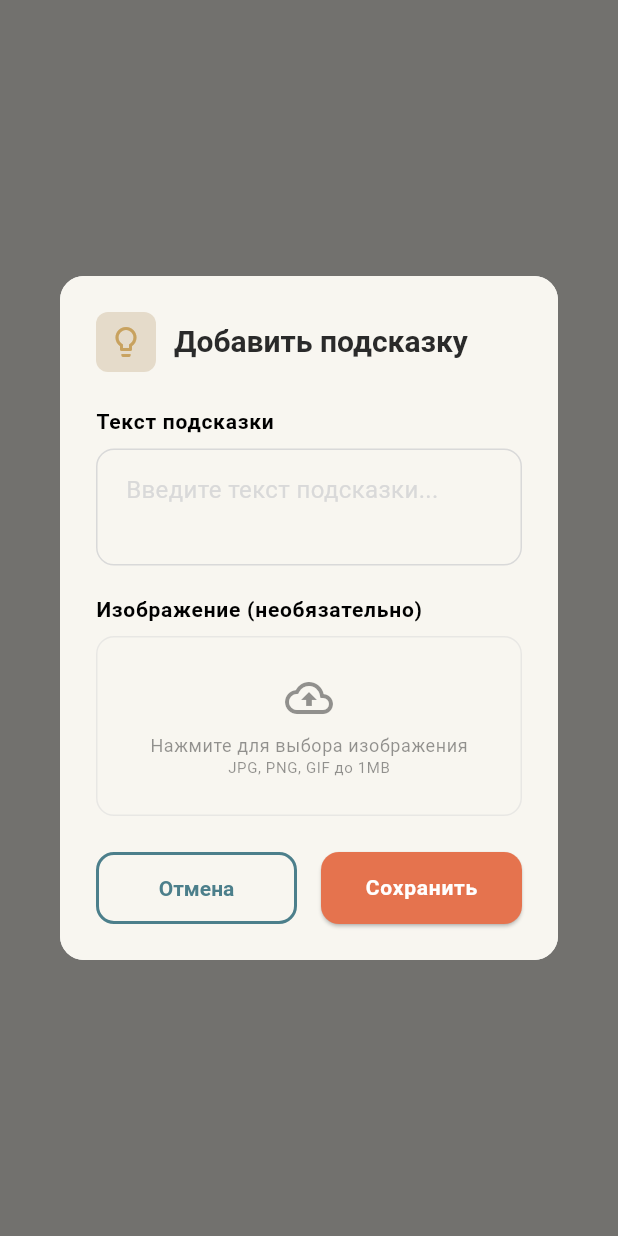
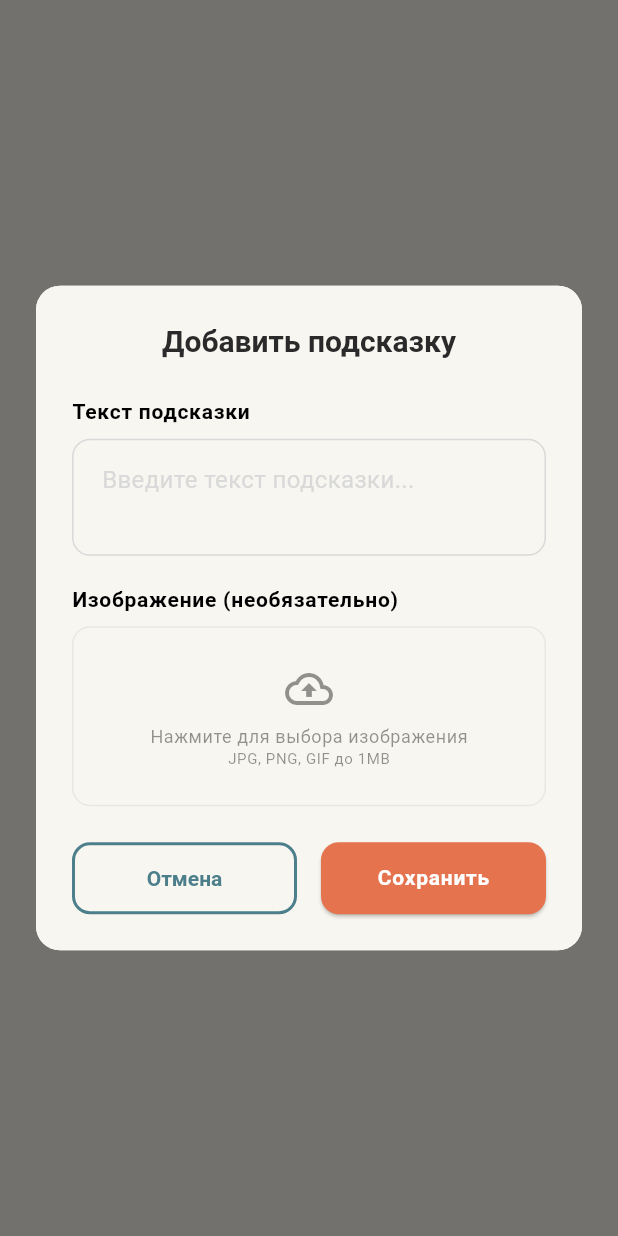
Before and after one commit to TimurKarev/lang_learn_mobile, a Flutter app: what showAddHintDialog() shows on an empty page, opened directly with empty values, on a phone screen of 412 x 824 dp. Run offline on Flutter 3.47's test engine with Material 3 defaults, Android fonts, the phone set to English and light mode, and no system bars; our stand-ins replace bloc, cached_network_image, equatable, file_picker, flutter_bloc, flutter_image_compress and 6 more; missing offline and left inert: clarity_flutter, dart_either; accounts and stored records are empty; Roboto replaces fonts that are missing (Nunito Sans).

```diff
--- a/lib/core/config/env.dart
+++ b/lib/core/config/env.dart
@@ -1,66 +1,40 @@
-import 'package:flutter_dotenv/flutter_dotenv.dart';
-
 class Env {
   static String get(String key, {String? fallback}) {
-    return dotenv.env[key] ?? fallback ?? '';
+    final value = String.fromEnvironment(key, defaultValue: '');
+    return value.isNotEmpty ? value : (fallback ?? '');
   }
 
   // Supabase
   static String get supabaseUrl =>
-      const String.fromEnvironment('SUPABASE_URL', defaultValue: '') != ''
-      ? const String.fromEnvironment('SUPABASE_URL')
-      : dotenv.env['SUPABASE_URL'] ?? '';
+      const String.fromEnvironment('SUPABASE_URL', defaultValue: '');
 
   static String get supabaseUrlLocal =>
-      const String.fromEnvironment('SUPABASE_URL_LOCAL', defaultValue: '') != ''
-      ? const String.fromEnvironment('SUPABASE_URL_LOCAL')
-      : dotenv.env['SUPABASE_URL_LOCAL'] ?? '';
+      const String.fromEnvironment('SUPABASE_URL_LOCAL', defaultValue: '');
 
   static String get supabaseKey =>
-      const String.fromEnvironment('SUPABASE_KEY', defaultValue: '') != ''
-      ? const String.fromEnvironment('SUPABASE_KEY')
-      : dotenv.env['SUPABASE_KEY'] ?? '';
+      const String.fromEnvironment('SUPABASE_KEY', defaultValue: '');
 
   static String get supabaseKeyLocal =>
-      const String.fromEnvironment('SUPABASE_KEY_LOCAL', defaultValue: '') != ''
-      ? const String.fromEnvironment('SUPABASE_KEY_LOCAL')
-      : dotenv.env['SUPABASE_KEY_LOCAL'] ?? '';
+      const String.fromEnvironment('SUPABASE_KEY_LOCAL', defaultValue: '');
 
   // Clarity
   static String get clarityProjectIdDev =>
-      const String.fromEnvironment(
-            'CLARITY_PROJECT_ID_DEV',
-            defaultValue: '',
-          ) !=
-          ''
-      ? const String.fromEnvironment('CLARITY_PROJECT_ID_DEV')
-      : dotenv.env['CLARITY_PROJECT_ID_DEV'] ?? '';
+      const String.fromEnvironment('CLARITY_PROJECT_ID_DEV', defaultValue: '');
 
   static String get clarityProjectIdProd =>
-      const String.fromEnvironment(
-            'CLARITY_PROJECT_ID_PROD',
-            defaultValue: '',
-          ) !=
-          ''
-      ? const String.fromEnvironment('CLARITY_PROJECT_ID_PROD')
-      : dotenv.env['CLARITY_PROJECT_ID_PROD'] ?? '';
+      const String.fromEnvironment('CLARITY_PROJECT_ID_PROD', defaultValue: '');
 
   // Google
   static String get googleServerClientId =>
-      const String.fromEnvironment(
-            'GOOGLE_SERVER_CLIENT_ID',
-            defaultValue: '',
-          ) !=
-          ''
-      ? const String.fromEnvironment('GOOGLE_SERVER_CLIENT_ID')
-      : dotenv.env['GOOGLE_SERVER_CLIENT_ID'] ?? '';
+      const String.fromEnvironment('GOOGLE_SERVER_CLIENT_ID', defaultValue: '');
 
-  static String get devGoogleServerClientId =>
-      const String.fromEnvironment(
-            'DEV_GOOGLE_SERVER_CLIENT_ID',
-            defaultValue: '',
-          ) !=
-          ''
-      ? const String.fromEnvironment('DEV_GOOGLE_SERVER_CLIENT_ID')
-      : dotenv.env['DEV_GOOGLE_SERVER_CLIENT_ID'] ?? '';
+  static String get devGoogleServerClientId => const String.fromEnvironment(
+    'DEV_GOOGLE_SERVER_CLIENT_ID',
+    defaultValue: '',
+  );
+
+  static String get iosGoogleServerClientId => const String.fromEnvironment(
+    'IOS_GOOGLE_SERVER_CLIENT_ID',
+    defaultValue: '',
+  );
 }
--- a/lib/core/config/flavor_config.dart
+++ b/lib/core/config/flavor_config.dart
@@ -26,4 +26,8 @@ class AppConfig {
     }
     return isDev ? Env.devGoogleServerClientId : Env.googleServerClientId;
   }
+
+  static String? get iosGoogleServerClientId {
+    return Env.iosGoogleServerClientId;
+  }
 }
--- a/lib/features/auth/data/repository/auth_supabase_repository.dart
+++ b/lib/features/auth/data/repository/auth_supabase_repository.dart
@@ -1,5 +1,4 @@
 import 'package:dart_either/dart_either.dart';
-import 'package:flutter_dotenv/flutter_dotenv.dart';
 import 'package:flutter/foundation.dart';
 import 'package:lang_learn_mobile/core/config/flavor_config.dart';
 import 'package:lang_learn_mobile/core/error_handling/failure.dart';
@@ -47,7 +46,7 @@ class AuthSupabaseRepository implements AuthRepository {
       final GoogleSignIn googleSignIn = GoogleSignIn.instance;
 
       final serverClientId = AppConfig.googleServerClientId;
-      final iosServerClientId = dotenv.env['IOS_GOOGLE_SERVER_CLIENT_ID'];
+      final iosServerClientId = AppConfig.iosGoogleServerClientId;
 
       if (serverClientId == null) {
         return Left(
--- a/lib/features/memory_cards/presentation/memory_challenge/memory_challenge_screen.dart
+++ b/lib/features/memory_cards/presentation/memory_challenge/memory_challenge_screen.dart
@@ -16,6 +16,7 @@ class MemoryChallengeScreen extends StatelessWidget {
   @override
   Widget build(BuildContext context) {
     return Scaffold(
+      resizeToAvoidBottomInset: false,
       appBar: AppBar(
         title: const Text('Memory Challenge'),
         actions: [
--- a/lib/main.dart
+++ b/lib/main.dart
@@ -3,7 +3,6 @@ import 'package:flutter/services.dart';
 import 'package:lang_learn_mobile/main_app.dart';
 import 'package:lang_learn_mobile/core/config/flavor_config.dart';
 import 'package:supabase_flutter/supabase_flutter.dart';
-import 'package:flutter_dotenv/flutter_dotenv.dart';
 import 'package:lang_learn_mobile/core/config/env.dart';
 
 void main() async {
@@ -12,14 +11,6 @@ void main() async {
     DeviceOrientation.portraitUp,
     DeviceOrientation.portraitDown,
   ]);
-
-  // Load .env file safely
-  try {
-    await dotenv.load(fileName: ".env");
-  } catch (e) {
-    // .env file might not exist in production, which is expected
-    debugPrint("Could not load .env file: $e");
-  }
 
   final supabaseUrl = AppConfig.isLocalSupabase
       ? Env.supabaseUrlLocal
--- a/lib/ui_kit/cards/memory_card/widgets/add_hint/add_hint_dialog.dart
+++ b/lib/ui_kit/cards/memory_card/widgets/add_hint/add_hint_dialog.dart
@@ -10,6 +10,7 @@ import 'package:lang_learn_mobile/ui_kit/toasts/tili_toast.dart';
 void showAddHintDialog(BuildContext context, {required String literaId}) {
   showDialog(
     context: context,
+    barrierDismissible: false,
     builder: (BuildContext context) {
       return BlocProvider(
         create: (context) => AddHintBloc(
--- a/lib/ui_kit/cards/memory_card/widgets/add_hint/add_hint_dialog_body.dart
+++ b/lib/ui_kit/cards/memory_card/widgets/add_hint/add_hint_dialog_body.dart
@@ -62,39 +62,30 @@ class _AddHintDialogState extends State<AddHintDialogBody> {
     return Dialog(
       shape: RoundedRectangleBorder(borderRadius: BorderRadius.circular(16)),
       elevation: 8,
+      insetPadding: const EdgeInsets.symmetric(horizontal: 24, vertical: 24),
+      child: GestureDetector(
+        onTap: () {
+          // Dismiss keyboard when tapping outside the TextField
+          FocusScope.of(context).unfocus();
+        },
         child: Container(
           padding: const EdgeInsets.all(24),
           decoration: BoxDecoration(
             color: Theme.of(context).colorScheme.surface,
             borderRadius: BorderRadius.circular(16),
           ),
+          child: SingleChildScrollView(
             child: Column(
               mainAxisSize: MainAxisSize.min,
               crossAxisAlignment: CrossAxisAlignment.start,
               children: [
-            // Title section
-            Row(
-              children: [
-                Container(
-                  padding: const EdgeInsets.all(8),
-                  decoration: BoxDecoration(
-                    color: Theme.of(context).colorScheme.primaryContainer,
-                    borderRadius: BorderRadius.circular(8),
-                  ),
-                  child: Icon(
-                    Icons.lightbulb_outline,
-                    color: Theme.of(context).colorScheme.primary,
-                    size: 24,
-                  ),
-                ),
-                const SizedBox(width: 12),
-                Text(
+                Center(
+                  child: Text(
                     'Добавить подсказку',
                     style: Theme.of(context).textTheme.headlineSmall?.copyWith(
                       fontWeight: FontWeight.bold,
                     ),
                   ),
-              ],
                 ),
                 const SizedBox(height: 24),
                 // Text input section
@@ -108,6 +99,11 @@ class _AddHintDialogState extends State<AddHintDialogBody> {
                 const SizedBox(height: 8),
                 TextField(
                   controller: textController,
+                  textInputAction: TextInputAction.done,
+                  onSubmitted: (_) {
+                    // Dismiss keyboard when Return/Enter is pressed
+                    FocusScope.of(context).unfocus();
+                  },
                   decoration: InputDecoration(
                     hintText: 'Введите текст подсказки...',
                     filled: true,
@@ -144,7 +140,9 @@ class _AddHintDialogState extends State<AddHintDialogBody> {
                   width: double.infinity,
                   height: 120,
                   decoration: BoxDecoration(
-                color: Theme.of(context).colorScheme.surfaceContainerHighest,
+                    color: Theme.of(
+                      context,
+                    ).colorScheme.surfaceContainerHighest,
                     borderRadius: BorderRadius.circular(12),
                     border: Border.all(
                       color: Theme.of(context).colorScheme.outlineVariant,
@@ -164,7 +162,8 @@ class _AddHintDialogState extends State<AddHintDialogBody> {
                                 errorBuilder: (context, error, stackTrace) {
                                   return Center(
                                     child: Column(
-                                  mainAxisAlignment: MainAxisAlignment.center,
+                                      mainAxisAlignment:
+                                          MainAxisAlignment.center,
                                       children: [
                                         Icon(
                                           Icons.broken_image,
@@ -199,11 +198,15 @@ class _AddHintDialogState extends State<AddHintDialogBody> {
                                 child: Container(
                                   padding: const EdgeInsets.all(4),
                                   decoration: BoxDecoration(
-                                color: Theme.of(context).colorScheme.surface,
+                                    color: Theme.of(
+                                      context,
+                                    ).colorScheme.surface,
                                     shape: BoxShape.circle,
                                     boxShadow: [
                                       BoxShadow(
-                                    color: Colors.black.withValues(alpha: 0.1),
+                                        color: Colors.black.withValues(
+                                          alpha: 0.1,
+                                        ),
                                         blurRadius: 4,
                                         offset: const Offset(0, 2),
                                       ),
@@ -211,7 +214,9 @@ class _AddHintDialogState extends State<AddHintDialogBody> {
                                   ),
                                   child: Icon(
                                     Icons.close,
-                                color: Theme.of(context).colorScheme.onSurface,
+                                    color: Theme.of(
+                                      context,
+                                    ).colorScheme.onSurface,
                                     size: 16,
                                   ),
                                 ),
@@ -235,14 +240,18 @@ class _AddHintDialogState extends State<AddHintDialogBody> {
                                 'Нажмите для выбора изображения',
                                 style: Theme.of(context).textTheme.bodySmall
                                     ?.copyWith(
-                                  color: Theme.of(context).colorScheme.outline,
+                                      color: Theme.of(
+                                        context,
+                                      ).colorScheme.outline,
                                     ),
                               ),
                               Text(
                                 'JPG, PNG, GIF до 1MB',
                                 style: Theme.of(context).textTheme.bodySmall
                                     ?.copyWith(
-                                  color: Theme.of(context).colorScheme.outline,
+                                      color: Theme.of(
+                                        context,
+                                      ).colorScheme.outline,
                                       fontSize: 10,
                                     ),
                               ),
@@ -295,13 +304,18 @@ class _AddHintDialogState extends State<AddHintDialogBody> {
                                     child: CircularProgressIndicator(
                                       strokeWidth: 2,
                                       valueColor: AlwaysStoppedAnimation<Color>(
-                                    Theme.of(context).colorScheme.onSecondary,
+                                        Theme.of(
+                                          context,
+                                        ).colorScheme.onSecondary,
                                       ),
                                     ),
                                   )
                                 : Text(
                                     'Сохранить',
-                                style: Theme.of(context).textTheme.labelMedium
+                                    maxLines: 1,
+                                    style: Theme.of(context)
+                                        .textTheme
+                                        .labelMedium
                                         ?.copyWith(
                                           color: Theme.of(
                                             context,
@@ -318,6 +332,8 @@ class _AddHintDialogState extends State<AddHintDialogBody> {
               ],
             ),
           ),
+        ),
+      ),
     );
   }
 }
```
Lines whose indentation alone changed are shown as unchanged.
